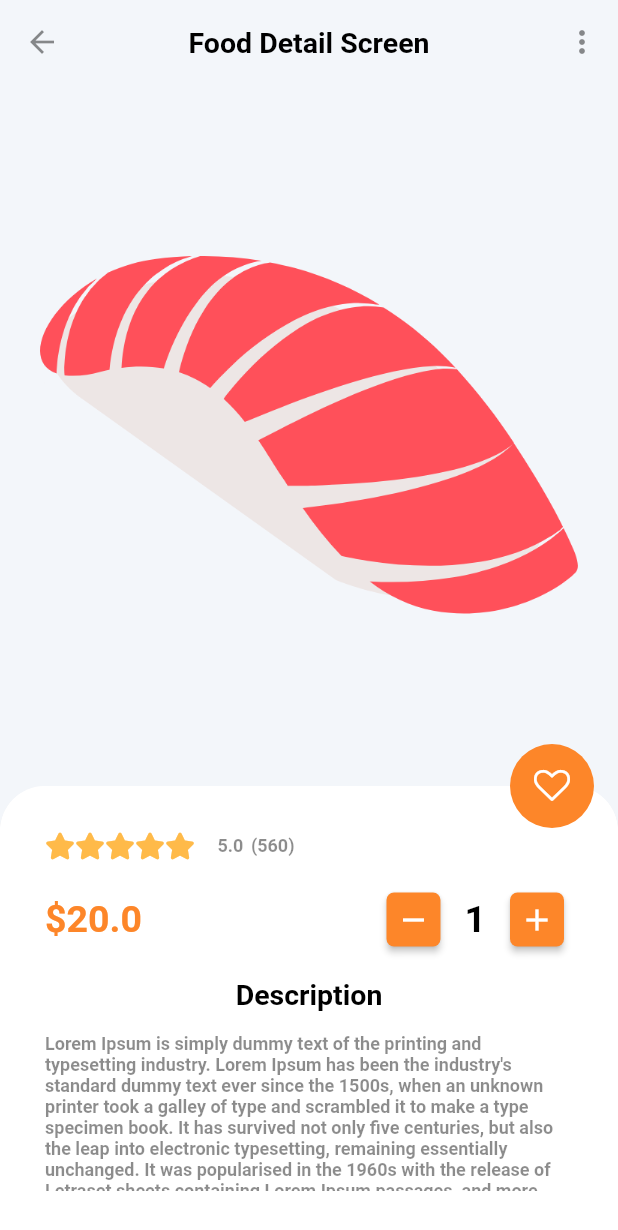
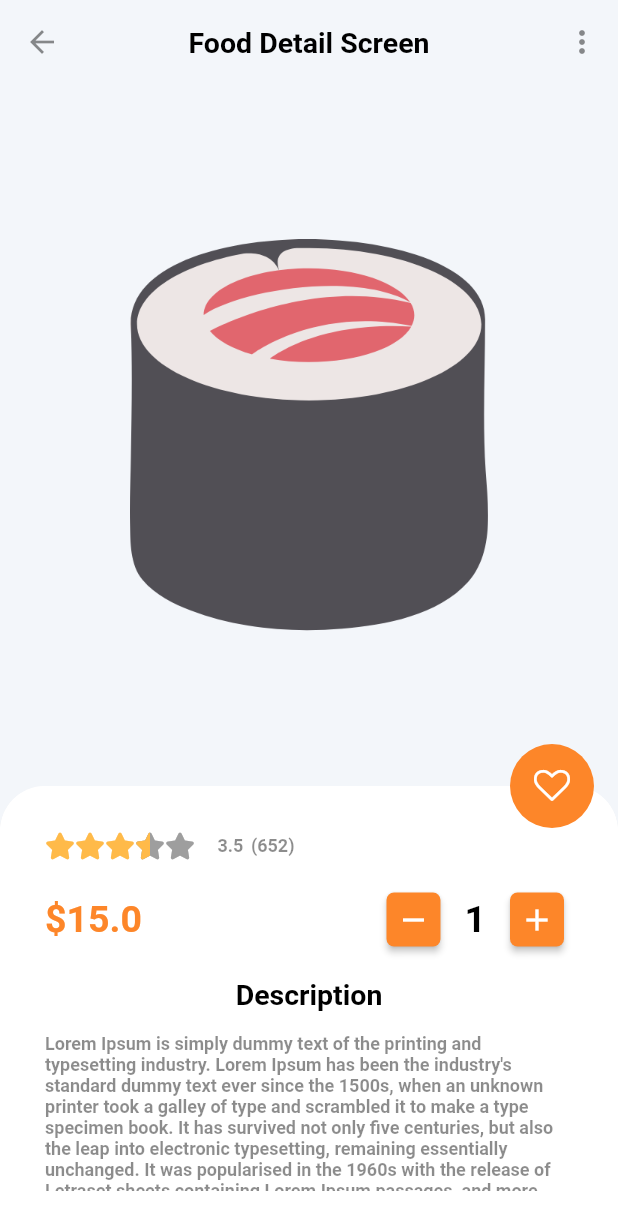
Before and after one commit to BekirovaMavile/Flutter_JapanEat, a Flutter app: the screen it shows after launch, after a tap on an icon or button, on a phone screen of 412 x 824 dp. Shown: the top 1230 px of the screen. Run offline on Flutter 3.47's test engine with Material 2 defaults, Android fonts, the phone set to English and light mode, and no system bars; drawn by our look-alikes of flutter_rating_bar; our stand-ins replace badges, font_awesome_flutter.

Commit message:
Детальный просмотр еды

```diff
--- a/lib/states/food_state.dart
+++ b/lib/states/food_state.dart
@@ -8,6 +8,7 @@ class FoodState {
   factory FoodState() => _instance;
   int _currentIndex = 0; //Индекс табнавигации.
   int get currentIndex => _currentIndex;
+  int selectedFoodId = 0;
 
   final List<FoodCategory> _categories = AppData.categories;
   List<FoodCategory> get categories => _categories;
@@ -38,6 +39,11 @@ class FoodState {
     _currentIndex = index;
   }
 
+  Future<void> onFoodTap(int id) async {
+    selectedFoodId = id;
+  }
+
+
   Map<int, Food> foods =
   Map.fromEntries(AppData.foodItems.map((food) => MapEntry(food.id, food)));
   List<int> foodIds = AppData.foodItems.expand((food) => [food.id]).toList();
--- a/lib/ui/screens/food_detail_screen.dart
+++ b/lib/ui/screens/food_detail_screen.dart
@@ -1,8 +1,9 @@
 import 'package:flutter/material.dart';
-
+import '../../states/food_state.dart';
 import '../../data/app_data.dart';
 import '../../ui_kit/app_color.dart';
 import '../../ui_kit/app_icon.dart';
+import '../../data/models/food.dart';
 import '../widgets/counter_button.dart';
 import 'package:flutter_rating_bar/flutter_rating_bar.dart';
 import 'package:font_awesome_flutter/font_awesome_flutter.dart';
@@ -15,7 +16,9 @@ class FoodDetail extends StatefulWidget {
 }
 
 class FoodDetailState extends State<FoodDetail> {
-  final food = AppData.food;
+  int get foodId => FoodState().selectedFoodId;
+  Food get food => FoodState().foodById(foodId);
+  // final food = AppData.food;
   @override
   Widget build(BuildContext context) {
     return Scaffold(
--- a/lib/ui/screens/home_screen.dart
+++ b/lib/ui/screens/home_screen.dart
@@ -45,9 +45,7 @@ class HomeScreenState extends State<HomeScreen> {
   int get currentIndex => FoodState().currentIndex;
 
   void onTabTap(int index) async {
-    // print(index);
     await FoodState().onTabTap(index);
-    // print(FoodState().currentIndex);
     setState(() {});
   }
 
--- a/lib/ui/widgets/food_list_view.dart
+++ b/lib/ui/widgets/food_list_view.dart
@@ -29,8 +29,9 @@ class FoodListView extends StatelessWidget {
             toList()[index])
                 : FoodState().foodById(foodIds[index]);
             return GestureDetector(
-                onTap: (){
+                onTap: () async {
                   print('Клик на карточку');
+                  await FoodState().onFoodTap(food.id);
                   Navigator.of(context).push(
                       MaterialPageRoute(
                           builder: (_) => const FoodDetail()
```
